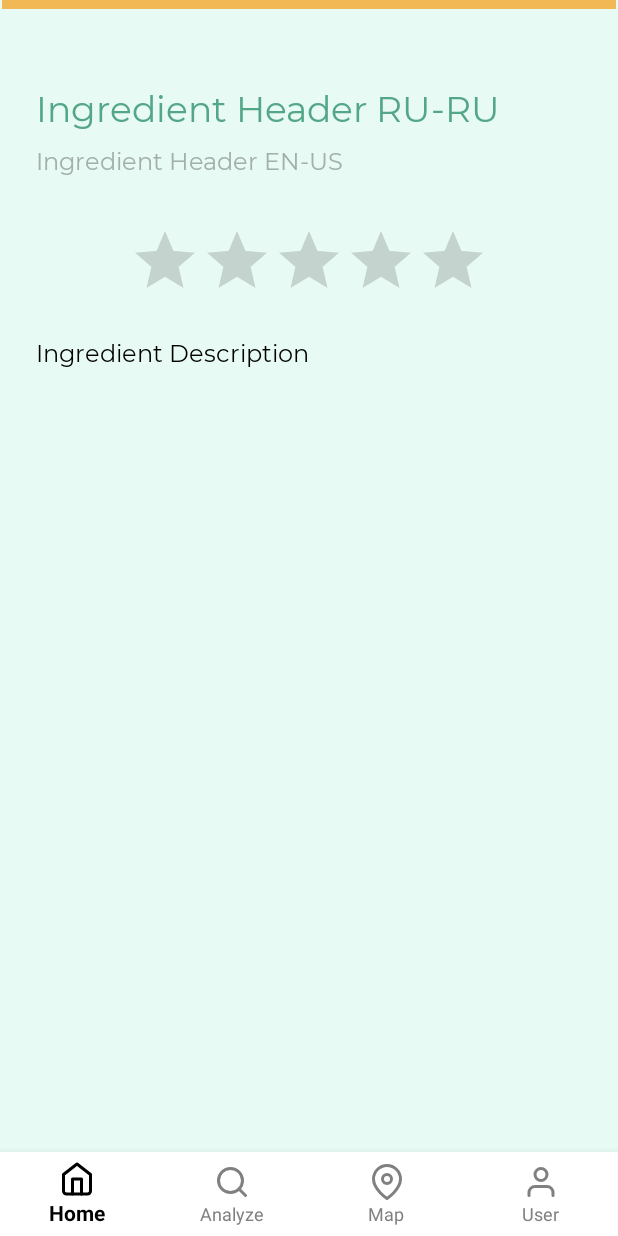
After one commit to honeyshi/EcoAppProject, an Android app: the fragment AnalyzeIngredientResultFragment placed in its activity, on a phone screen of 412 x 824 dp. The commit adds this screen. Run offline under Robolectric (Android 15) with nearby library versions, the phone set to English and light mode, and no system bars; our stand-ins replace Firebase (no records; nobody signed in at launch, a user with empty details on screens opened directly), navigation-ui.

Commit message:
add one ingredient analysis (without case when item is not found)

```diff
--- a/app/src/main/AndroidManifest.xml
+++ b/app/src/main/AndroidManifest.xml
@@ -11,6 +11,7 @@
         android:theme="@style/NoActionBar">
         <activity
             android:name=".MainActivity"
+            android:windowSoftInputMode="adjustPan"
             android:label="@string/app_name">
             <intent-filter>
                 <action android:name="android.intent.action.MAIN" />
--- /dev/null
+++ b/app/src/main/java/com/example/ecoappproject/ui/analyze/AnalyzeIngredientResultFragment.kt
@@ -0,0 +1,50 @@
+package com.example.ecoappproject.ui.analyze
+
+import android.os.Bundle
+import android.view.LayoutInflater
+import android.view.View
+import android.view.ViewGroup
+import android.widget.RatingBar
+import android.widget.TextView
+import androidx.fragment.app.Fragment
+import androidx.lifecycle.Observer
+import androidx.lifecycle.ViewModelProviders
+import com.example.ecoappproject.R
+
+class AnalyzeIngredientResultFragment : Fragment() {
+    private lateinit var analyzeViewModel: AnalyzeViewModel
+
+    override fun onCreateView(
+        inflater: LayoutInflater,
+        container: ViewGroup?,
+        savedInstanceState: Bundle?
+    ): View? {
+        analyzeViewModel =
+            ViewModelProviders.of(requireActivity()).get(AnalyzeViewModel::class.java)
+        val root = inflater.inflate(R.layout.fragment_analyze_one_ingredient, container, false)
+
+        val textViewIngredientNameEN =
+            root.findViewById<TextView>(R.id.text_view_one_ingredient_result_header_en)
+        val textViewIngredientNameRU =
+            root.findViewById<TextView>(R.id.text_view_one_ingredient_result_header_ru)
+        // TODO: Сделать нормальный элемент для листиков
+        val textViewIngredientRating =
+            root.findViewById<RatingBar>(R.id.rating_bar_one_ingredient_result)
+        val textViewIngredientDescription =
+            root.findViewById<TextView>(R.id.text_view_one_ingredient_result_description)
+
+        analyzeViewModel.getIngredientNameEN().observe(this, Observer {
+            textViewIngredientNameEN.text = it
+        })
+
+        analyzeViewModel.getIngredientNameRU().observe(this, Observer {
+            textViewIngredientNameRU.text = it
+        })
+
+        analyzeViewModel.getIngredientDescription().observe(this, Observer {
+            textViewIngredientDescription.text = it
+        })
+
+        return root
+    }
+}
--- a/app/src/main/java/com/example/ecoappproject/ui/analyze/AnalyzeViewModel.kt
+++ b/app/src/main/java/com/example/ecoappproject/ui/analyze/AnalyzeViewModel.kt
@@ -10,4 +10,33 @@ class AnalyzeViewModel : ViewModel() {
         value = "This is analyze Fragment"
     }
     val text: LiveData<String> = _text
+
+    private val ingredientNameRU = MutableLiveData<String>()
+    private val ingredientNameEN = MutableLiveData<String>()
+    private val ingredientRating = MutableLiveData<Int>()
+    private val ingredientDescription = MutableLiveData<String>()
+
+    fun setIngredientNameRU(ingredientNameRU: String?){
+        this.ingredientNameRU.value = ingredientNameRU
+    }
+
+    fun getIngredientNameRU() : LiveData<String> = ingredientNameRU
+
+    fun setIngredientNameEN(ingredientNameEN: String?){
+        this.ingredientNameEN.value = ingredientNameEN
+    }
+
+    fun getIngredientNameEN() : LiveData<String> = ingredientNameEN
+
+    fun setIngredientRating(ingredientRating: Int?){
+        this.ingredientRating.value = ingredientRating
+    }
+
+    fun getIngredientRating() : LiveData<Int> = ingredientRating
+
+    fun setIngredientDescription(ingredientDescription: String?){
+        this.ingredientDescription.value = ingredientDescription
+    }
+
+    fun getIngredientDescription() : LiveData<String> = ingredientDescription
 }
--- a/app/src/main/java/com/example/ecoappproject/ui/home/HomeFragment.kt
+++ b/app/src/main/java/com/example/ecoappproject/ui/home/HomeFragment.kt
@@ -32,10 +32,6 @@ class HomeFragment : Fragment(), OnItemClickListener {
         val root = inflater.inflate(R.layout.fragment_home, container, false)
         ArticleObject.clearArticleItemList()
         ArticleObject.getArticles(activity!!.applicationContext, root.findViewById(R.id.home_recycler_view), this)
-        val textView: TextView = root.findViewById(R.id.text_home)
-        homeViewModel.text.observe(this, Observer {
-            textView.text = it
-        })
         return root
     }
 
--- /dev/null
+++ b/app/src/main/res/layout/fragment_analyze_one_ingredient.xml
@@ -0,0 +1,91 @@
+<?xml version="1.0" encoding="utf-8"?>
+<androidx.constraintlayout.widget.ConstraintLayout xmlns:android="http://schemas.android.com/apk/res/android"
+    xmlns:app="http://schemas.android.com/apk/res-auto"
+    xmlns:tools="http://schemas.android.com/tools"
+    android:layout_width="match_parent"
+    android:layout_height="match_parent">
+
+    <TextView
+        android:id="@+id/text_view_one_ingredient_result_header_ru"
+        android:layout_width="match_parent"
+        android:layout_height="wrap_content"
+        android:layout_alignParentLeft="true"
+        android:layout_marginLeft="24dp"
+        android:layout_alignParentTop="true"
+        android:layout_marginTop="56dp"
+        android:layout_alignParentStart="true"
+        android:layout_alignParentEnd="true"
+        android:layout_alignParentRight="true"
+        android:layout_marginRight="24dp"
+        android:textSize="24sp"
+        android:textColor="@color/colorPrimary"
+        android:text="Ingredient Header RU-RU"
+        app:layout_constraintEnd_toEndOf="parent"
+        app:layout_constraintStart_toStartOf="parent"
+        app:layout_constraintTop_toTopOf="parent"
+        app:fontFamily="@font/montserrat_regular"/>
+
+    <TextView
+        android:id="@+id/text_view_one_ingredient_result_header_en"
+        android:layout_width="match_parent"
+        android:layout_height="wrap_content"
+        android:layout_alignParentLeft="true"
+        android:layout_marginLeft="24dp"
+        android:layout_alignParentTop="true"
+        android:layout_marginTop="96dp"
+        android:layout_alignParentStart="true"
+        android:layout_alignParentEnd="true"
+        android:layout_alignParentRight="true"
+        android:layout_marginRight="24dp"
+        android:textSize="16sp"
+        android:textColor="@color/colorBlack30"
+        android:text="Ingredient Header EN-US"
+        app:layout_constraintEnd_toEndOf="parent"
+        app:layout_constraintStart_toStartOf="parent"
+        app:layout_constraintTop_toTopOf="parent"
+        app:fontFamily="@font/montserrat_regular"/>
+
+    <!-- Here should be a rating -->
+    <RatingBar
+        android:id="@+id/rating_bar_one_ingredient_result"
+        android:layout_width="wrap_content"
+        android:layout_height="wrap_content"
+        android:layout_alignParentLeft="true"
+        android:layout_marginLeft="24dp"
+        android:layout_alignParentTop="true"
+        android:layout_marginTop="150dp"
+        android:layout_alignParentStart="true"
+        android:layout_alignParentEnd="true"
+        android:layout_alignParentRight="true"
+        android:layout_marginRight="24dp"
+        android:numStars="5"
+        android:clickable="false"
+        android:focusable="false"
+        android:focusableInTouchMode="false"
+        android:isIndicator="true"
+        app:layout_constraintEnd_toEndOf="parent"
+        app:layout_constraintStart_toStartOf="parent"
+        app:layout_constraintTop_toTopOf="parent" />
+
+    <TextView
+        android:id="@+id/text_view_one_ingredient_result_description"
+        android:layout_width="match_parent"
+        android:layout_height="wrap_content"
+        android:layout_alignParentLeft="true"
+        android:layout_marginLeft="24dp"
+        android:layout_alignParentTop="true"
+        android:layout_marginTop="224dp"
+        android:layout_alignParentStart="true"
+        android:layout_alignParentEnd="true"
+        android:layout_alignParentRight="true"
+        android:layout_marginRight="24dp"
+        android:scrollbars = "vertical"
+        android:textSize="16sp"
+        android:textColor="@color/colorBlack"
+        android:text="Ingredient Description"
+        app:layout_constraintEnd_toEndOf="parent"
+        app:layout_constraintStart_toStartOf="parent"
+        app:layout_constraintTop_toTopOf="parent"
+        app:fontFamily="@font/montserrat_regular"/>
+
+</androidx.constraintlayout.widget.ConstraintLayout>
```
Also changed, not shown: app/src/main/java/com/example/ecoappproject/StringValues.kt (+4 -3 lines), app/src/main/java/com/example/ecoappproject/items/IngredientItem.kt (added, +9 -0 lines), app/src/main/java/com/example/ecoappproject/ui/analyze/AnalyzeFragment.kt (+69 -4 lines), app/src/main/res/layout/fragment_analyze.xml (+8 -2 lines).
